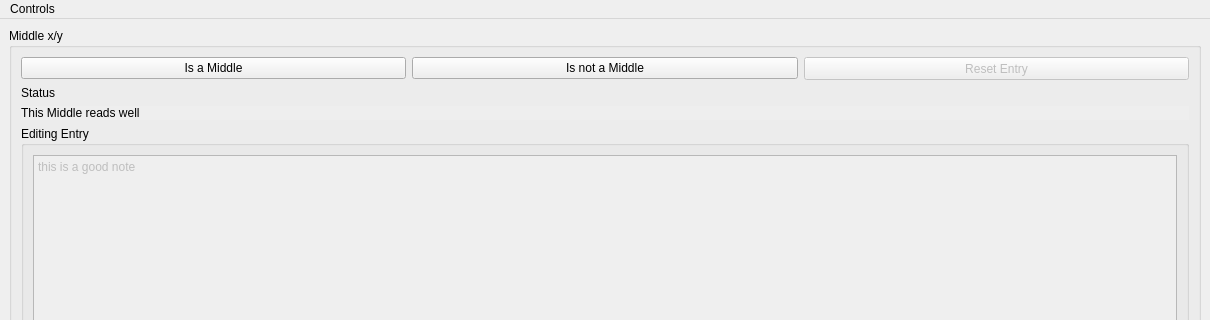
Old version of the form middles_main.ui in the repository beaudrychase/middles_editor; both pictures show x 0 to 1210 and y 0 to 320 of the 1210 by 964 pixel window.
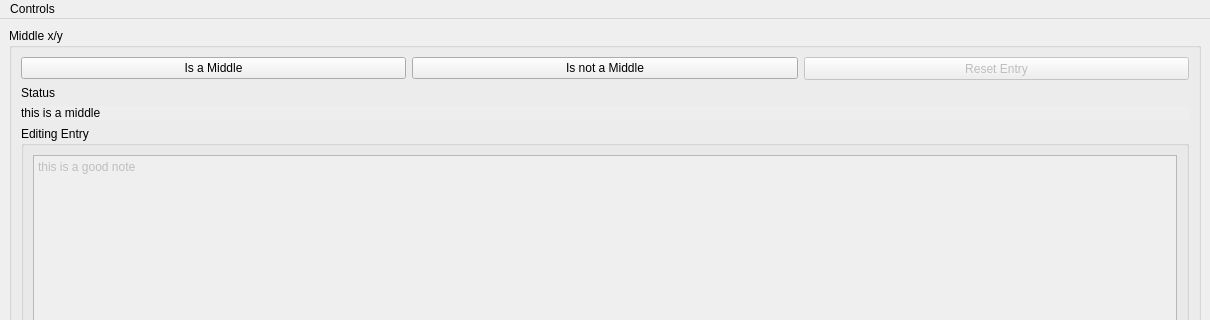
New version of the form.

Commit message: Long Time since last commit. All of the simple operations (saving, deleting, notes, viewing) work. Even added shortcuts. I am moving on to work on getting the middle editing widgets to work.

```diff
--- a/middles_main.ui
+++ b/middles_main.ui
@@ -152,8 +152,17 @@
           <string notr="true">background-color: rgb(238, 238, 238);
 font: 14pt &quot;Sans Serif&quot;;</string>
          </property>
+         <property name="lineWidth">
+          <number>4</number>
+         </property>
          <property name="text">
-          <string>This Middle reads well</string>
+          <string>this is a middle</string>
+         </property>
+         <property name="scaledContents">
+          <bool>true</bool>
+         </property>
+         <property name="wordWrap">
+          <bool>true</bool>
          </property>
         </widget>
        </item>
```
Left out of the diff: 20 changed lines with no effect on the pictures. The commit also changes 2 other files.
